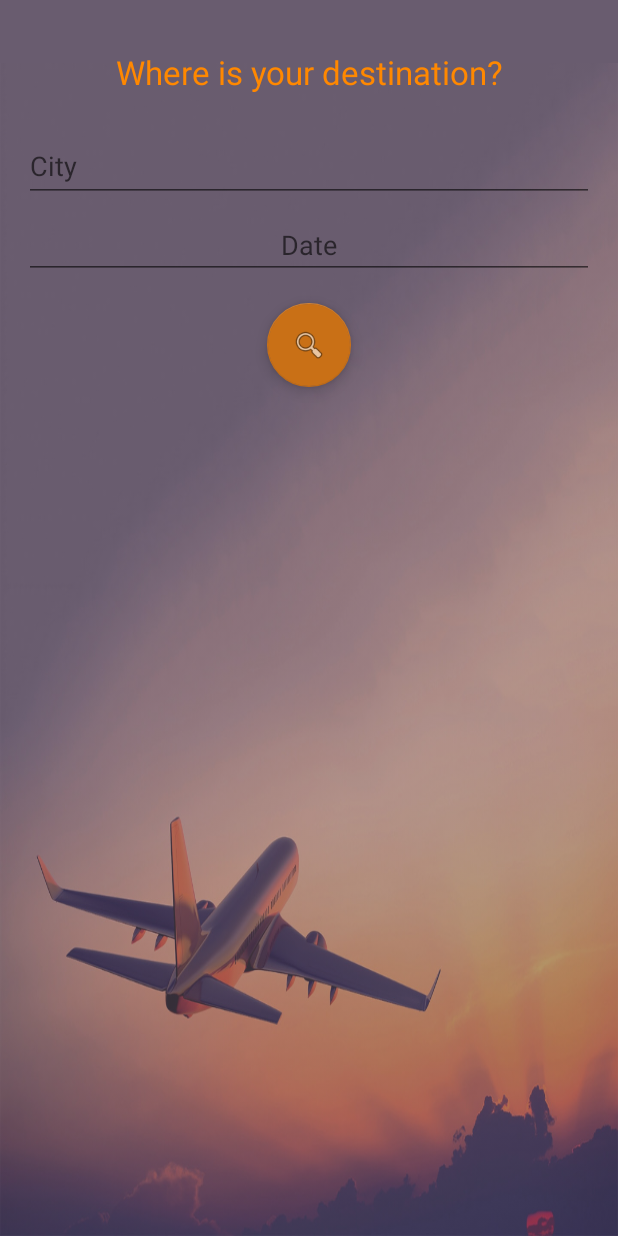
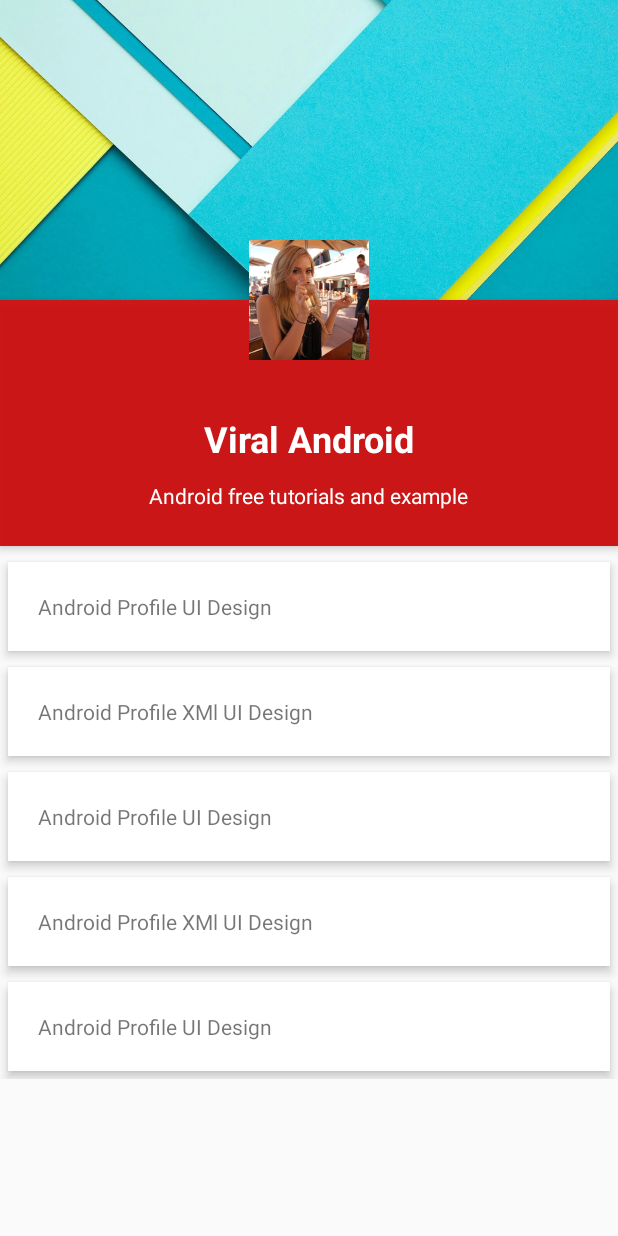
Before and after one commit to BeeGuide/Android, an Android app: the layout content_main.xml on its own in the app's theme, with its tools: preview values and no code run, on a phone screen of 412 x 824 dp. Run offline under Robolectric (Android 15) with nearby library versions, the phone set to English and light mode, and no system bars.

Commit message:
profil, modification etc etc.

```diff
--- a/app/src/main/java/fr/beeguide/beeguide/MainActivity.kt
+++ b/app/src/main/java/fr/beeguide/beeguide/MainActivity.kt
@@ -107,6 +107,7 @@ class MainActivity : AppCompatActivity(), GoogleApiClient.ConnectionCallbacks, G
         val calendar = Calendar.getInstance()
         year = calendar.get(Calendar.YEAR)
         month = calendar.get(Calendar.MONTH) +1
+
         day = calendar.get(Calendar.DAY_OF_MONTH)
         showDate(year,month,day)
         dateView.setOnClickListener {setDate()}
--- a/app/src/main/res/drawable/profile_circular_border_imageview.xml
+++ b/app/src/main/res/drawable/profile_circular_border_imageview.xml
@@ -1,7 +1,8 @@
 <?xml version="1.0" encoding="utf-8"?>
 <shape xmlns:android="http://schemas.android.com/apk/res/android"
-    android:shape="rectangle">
-    <corners android:radius="15dp" />
+    android:shape="rectangle"
+    >
+    <corners android:radius="100dp" />
     <solid android:color="@android:color/holo_orange_dark" />
     <stroke
         android:width="3dip"
@@ -11,4 +12,5 @@
         android:left="1dp"
         android:right="1dp"
         android:top="1dp" />
+
 </shape>
--- a/app/src/main/res/layout/content_main.xml
+++ b/app/src/main/res/layout/content_main.xml
@@ -1,95 +1,139 @@
 <?xml version="1.0" encoding="utf-8"?>
-<RelativeLayout xmlns:android="http://schemas.android.com/apk/res/android"
-    xmlns:app="http://schemas.android.com/apk/res-auto"
+<ScrollView xmlns:android="http://schemas.android.com/apk/res/android"
     xmlns:tools="http://schemas.android.com/tools"
-    android:id="@+id/content_main"
     android:layout_width="match_parent"
-    android:layout_height="match_parent"
-    app:layout_behavior="@string/appbar_scrolling_view_behavior"
-    tools:context="fr.beeguide.beeguide.MainActivity"
-    tools:showIn="@layout/activity_main"
-    android:background="@color/Sunset">
+    android:layout_height="match_parent">
 
-    <ImageView
-        style="@style/BackGroundImageView"
+    <RelativeLayout
         android:layout_width="match_parent"
-        android:layout_height="match_parent"
-        android:layout_alignParentTop="true"
-        android:layout_centerHorizontal="true"
-        android:layout_marginTop="42dp"
-        tools:ignore="ContentDescription" />
+        android:layout_height="match_parent">
 
-    <ScrollView
-        android:id="@+id/login_form"
-        android:layout_width="match_parent"
-        android:layout_height="wrap_content"
-        android:paddingBottom="@dimen/activity_vertical_margin"
-        android:paddingLeft="@dimen/activity_horizontal_margin"
-        android:paddingRight="@dimen/activity_horizontal_margin"
-        android:paddingTop="@dimen/activity_vertical_margin">
+        <ImageView
+            android:id="@+id/header_cover_image"
+            android:layout_width="match_parent"
+            android:layout_height="200dp"
+            android:scaleType="centerCrop"
+            android:src="@drawable/navigation_header_image" />
+
+        <ImageView
+            android:id="@+id/user_profile_photo"
+            android:layout_width="wrap_content"
+            android:layout_height="wrap_content"
+            android:layout_below="@+id/header_cover_image"
+            android:layout_centerHorizontal="true"
+            android:layout_marginTop="-60dp"
+            android:background="@null"
+            android:elevation="5dp"
+            android:padding="20dp"
+            android:scaleType="centerCrop"
+            android:src="@drawable/solange" />
+
 
         <LinearLayout
-            android:id="@+id/email_login_form"
-            android:layout_width="match_parent"
+            android:layout_width="fill_parent"
             android:layout_height="wrap_content"
+            android:layout_below="@+id/profile_layout"
+            android:layout_marginTop="5dp"
             android:orientation="vertical">
 
             <TextView
-                android:text="@string/destination"
-                android:layout_width="match_parent"
+                android:layout_width="fill_parent"
                 android:layout_height="wrap_content"
-                android:layout_marginTop="17dp"
-                android:id="@+id/textView2"
-                android:textAppearance="@style/TextAppearance.AppCompat.Large"
-                android:textColor="@android:color/holo_orange_dark"
-                android:textAlignment="center" />
+                android:layout_margin="5dp"
+                android:background="#fff"
+                android:clickable="true"
+                android:elevation="4dp"
+                android:padding="20dp"
+                android:text="Android Profile UI Design" />
 
-            <android.support.design.widget.TextInputLayout
-                android:layout_width="match_parent"
+            <TextView
+                android:layout_width="fill_parent"
                 android:layout_height="wrap_content"
-                android:paddingTop="@dimen/activity_vertical_margin"
-                android:focusable="true"
-                android:focusableInTouchMode="true">
+                android:layout_margin="5dp"
+                android:layout_marginBottom="3dp"
+                android:layout_marginTop="3dp"
+                android:background="#fff"
+                android:clickable="true"
+                android:elevation="4dp"
+                android:padding="20dp"
+                android:text="Android Profile XMl UI Design" />
 
-                <AutoCompleteTextView
-                    android:layout_width="match_parent"
-                    android:layout_height="wrap_content"
-                    android:layout_below="@+id/textView2"
-                    android:hint="@string/prompt_city"
-                    android:imeActionId="@+id/go"
-                    android:imeActionLabel="@string/go"
-                    android:imeOptions="actionUnspecified"
-                    android:maxLines="1"
-                    android:id="@+id/autocomplete_places"
-                    android:textAlignment="center" />
+            <TextView
+                android:layout_width="fill_parent"
+                android:layout_height="wrap_content"
+                android:layout_margin="5dp"
+                android:background="#fff"
+                android:clickable="true"
+                android:elevation="4dp"
+                android:padding="20dp"
+                android:text="Android Profile UI Design" />
 
-            </android.support.design.widget.TextInputLayout>
+            <TextView
+                android:layout_width="fill_parent"
+                android:layout_height="wrap_content"
+                android:layout_margin="5dp"
+                android:layout_marginBottom="3dp"
+                android:layout_marginTop="3dp"
+                android:background="#fff"
+                android:clickable="true"
+                android:elevation="4dp"
+                android:padding="20dp"
+                android:text="Android Profile XMl UI Design" />
 
-            <EditText
-                android:layout_width="match_parent"
+            <TextView
+                android:layout_width="fill_parent"
                 android:layout_height="wrap_content"
-                android:hint="Date"
-                android:inputType="date"
-                android:ems="10"
-                android:id="@+id/dateView"
-                android:textAlignment="center"
-                android:focusable="false"
-                android:paddingTop="@dimen/activity_vertical_margin"
+                android:layout_margin="5dp"
+                android:background="#fff"
+                android:clickable="true"
+                android:elevation="4dp"
+                android:padding="20dp"
+                android:text="Android Profile UI Design" />
+        </LinearLayout>
 
-                android:layout_weight="1" />
+        <RelativeLayout
+            android:id="@+id/profile_layout"
+            android:layout_width="match_parent"
+            android:layout_height="wrap_content"
+            android:background="#ebca0707"
+            android:elevation="4dp"
+            android:paddingBottom="24dp"
+            android:layout_below="@+id/header_cover_image"
+            android:layout_alignParentLeft="true"
+            android:layout_alignParentStart="true">
 
-        </LinearLayout>
-    </ScrollView>
 
-    <android.support.design.widget.FloatingActionButton
-        android:id="@+id/button"
-        android:layout_width="wrap_content"
-        android:layout_height="wrap_content"
-        app:layout_anchor="@id/app_bar"
-        app:layout_anchorGravity="bottom|end"
-        app:srcCompat="@android:drawable/ic_menu_search"
-        app:backgroundTint="@color/colorPrimary"
-        android:layout_below="@+id/login_form"
-        android:layout_centerHorizontal="true" />
+            <TextView
+                android:id="@+id/user_profile_name"
+                android:layout_width="wrap_content"
+                android:layout_height="wrap_content"
+                android:layout_centerHorizontal="true"
+                android:layout_marginTop="76dp"
+                android:text="Viral Android"
+                android:textColor="#fff"
+                android:textSize="24sp"
+                android:textStyle="bold" />
 
-</RelativeLayout>
+            <TextView
+                android:id="@+id/user_profile_short_bio"
+                android:layout_width="wrap_content"
+                android:layout_height="wrap_content"
+                android:layout_below="@+id/user_profile_name"
+                android:layout_centerHorizontal="true"
+                android:layout_marginTop="12dp"
+                android:text="Android free tutorials and example"
+                android:textColor="#fff"
+                android:textSize="14sp" />
+
+            <ImageView
+                android:id="@+id/drop_down_option_menu"
+                android:layout_width="30dp"
+                android:layout_height="30dp"
+                android:layout_marginTop="18dp"
+                android:src="?android:attr/floatingToolbarOpenDrawable"
+                android:layout_alignParentTop="true"
+                android:layout_alignParentRight="true"
+                android:layout_alignParentEnd="true" />
+        </RelativeLayout>
+    </RelativeLayout>
+</ScrollView>
```
Also changed, not shown: app/src/main/res/drawable/circle_profile.xml (added, +11 -0 lines), app/src/main/res/drawable/img.xml (added, +7 -0 lines), app/src/main/res/layout/activity_profil.xml (+63 -45 lines), app/src/main/res/drawable-xhdpi/navigation_header_image.jpg (added).
